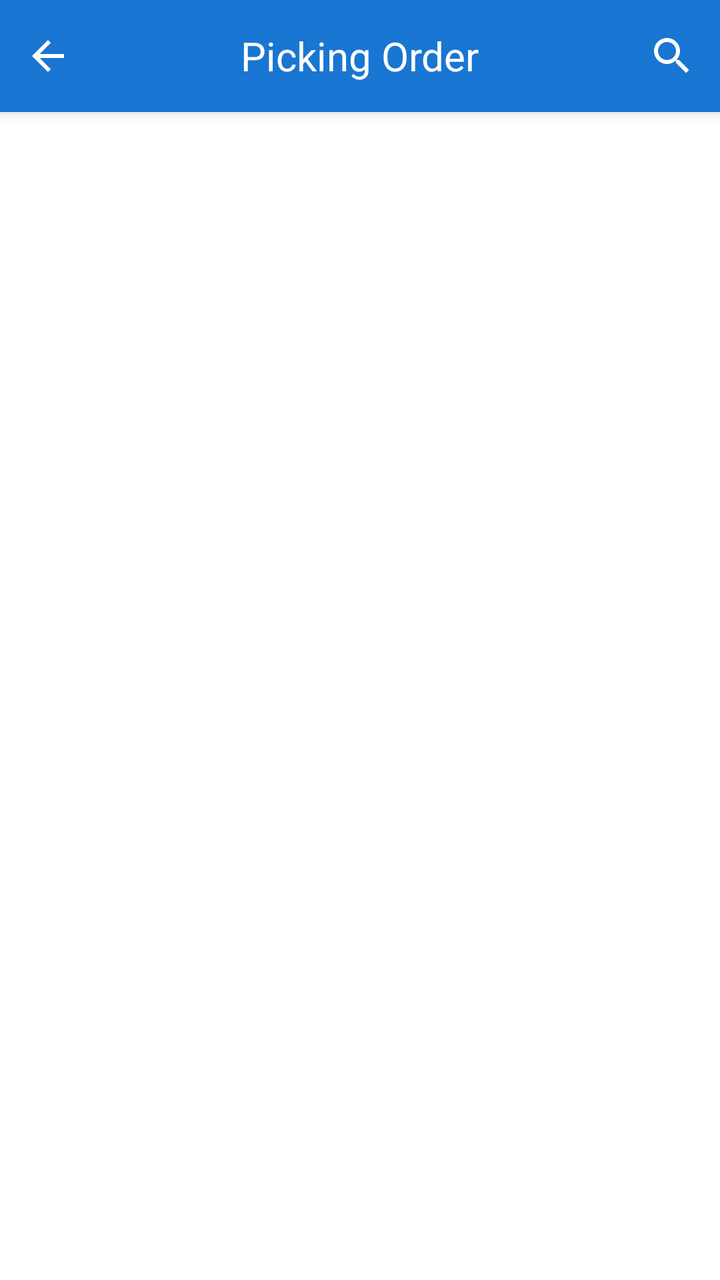
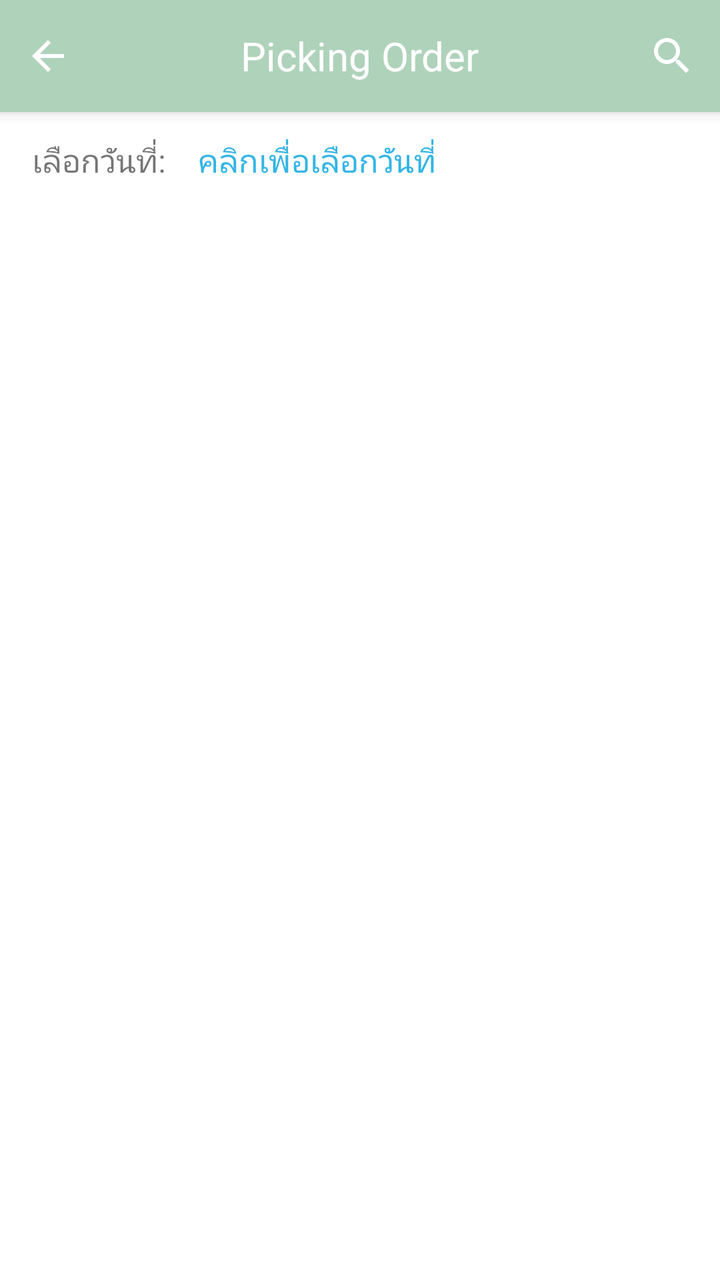

Compare the two renders of this Android layout. The source of the first and the diff that turns it into the second are given below.
<!-- AndroidManifest.xml: application theme AppTheme -->
<!-- res/layout/fragment_picking_order.xml -->
<?xml version="1.0" encoding="utf-8"?>
<androidx.constraintlayout.widget.ConstraintLayout xmlns:android="http://schemas.android.com/apk/res/android"
    xmlns:tools="http://schemas.android.com/tools"
    xmlns:app="http://schemas.android.com/apk/res-auto"
    android:layout_width="match_parent"
    android:layout_height="match_parent"
    tools:context=".fragment.PickingOrderFragment">

    <RelativeLayout
        android:id="@+id/titleBar"
        android:layout_width="match_parent"
        android:layout_height="?attr/actionBarSize"
        android:background="?attr/colorPrimary"
        android:elevation="4dp"
        app:layout_constraintTop_toTopOf="parent">

        <ImageButton
            android:id="@+id/btnBack"
            android:layout_width="48dp"
            android:layout_height="48dp"
            android:layout_centerVertical="true"
            android:background="?attr/selectableItemBackgroundBorderless"
            android:src="@drawable/ic_arrow_back"/>

        <TextView
            android:id="@+id/toolbar_title"
            android:layout_width="wrap_content"
            android:layout_height="wrap_content"
            android:layout_centerInParent="true"
            android:text="Picking Order"
            android:textColor="@android:color/white"
            android:textSize="20sp"/>

        <androidx.appcompat.widget.SearchView
            android:id="@+id/searchView"
            android:layout_width="wrap_content"
            android:layout_height="wrap_content"
            android:layout_alignParentEnd="true"
            android:layout_centerVertical="true"
            app:iconifiedByDefault="true"
            app:queryHint="Search order..."
            android:theme="@style/SearchViewStyle"/>

    </RelativeLayout>

    
    <com.google.android.material.tabs.TabLayout
        android:id="@+id/statusTabLayout"
        android:layout_width="match_parent"
        android:layout_height="wrap_content"
        android:background="@android:color/white"
        app:tabMode="scrollable"
        app:tabGravity="fill"
        app:tabTextColor="@android:color/darker_gray"
        app:tabSelectedTextColor="?attr/colorPrimary"
        app:tabIndicatorColor="?attr/colorPrimary"
        app:layout_constraintTop_toBottomOf="@id/titleBar"/>

    <ListView
        android:id="@+id/listView"
        android:layout_width="match_parent"
        android:layout_height="0dp"
        android:divider="@android:color/darker_gray"
        android:dividerHeight="1dp"
        android:padding="8dp"
        app:layout_constraintTop_toBottomOf="@id/statusTabLayout"
        app:layout_constraintBottom_toBottomOf="parent"/>

    <LinearLayout
        android:id="@+id/emptyView"
        android:layout_width="match_parent"
        android:layout_height="0dp"
        android:gravity="center"
        android:orientation="vertical"
        android:visibility="gone"
        app:layout_constraintTop_toBottomOf="@id/statusTabLayout"
        app:layout_constraintBottom_toBottomOf="parent">

        <ImageView
            android:layout_width="64dp"
            android:layout_height="64dp"
            android:src="@drawable/ic_empty_box"
            android:alpha="0.5"/>

        <TextView
            android:layout_width="wrap_content"
            android:layout_height="wrap_content"
            android:layout_marginTop="16dp"
            android:text="No items found"
            android:textSize="16sp"/>
    </LinearLayout>

    <ProgressBar
        android:id="@+id/progressBar"
        android:layout_width="wrap_content"
        android:layout_height="wrap_content"
        android:visibility="gone"
        app:layout_constraintTop_toTopOf="parent"
        app:layout_constraintBottom_toBottomOf="parent"
        app:layout_constraintStart_toStartOf="parent"
        app:layout_constraintEnd_toEndOf="parent"/>

</androidx.constraintlayout.widget.ConstraintLayout>
<!-- resources referenced by this layout -->
<resources>
  <!-- drawable ic_arrow_back (drawable) -->
  <?xml version="1.0" encoding="utf-8"?>
  <vector xmlns:android="http://schemas.android.com/apk/res/android"
      android:width="24dp"
      android:height="24dp"
      android:viewportWidth="24"
      android:viewportHeight="24">
      <path
          android:fillColor="#FFFFFF"
          android:pathData="M20,11H7.83l5.59,-5.59L12,4l-8,8 8,8 1.41,-1.41L7.83,13H20v-2z"/>
  </vector>
  <!-- drawable ic_empty_box: png bitmap (drawable, 5607 bytes) -->
  <style name="SearchViewStyle" parent="Widget.AppCompat.SearchView">
          
          <item name="android:background">@android:color/transparent</item>
          
          <item name="android:textColor">@android:color/white</item>
          
          <item name="android:textColorHint">@android:color/white</item>
          
          <item name="android:tint">@android:color/white</item>
      </style>
  <style name="AppTheme" parent="Theme.MaterialComponents.Light.DarkActionBar">
          <item name="colorPrimary">@color/colorPrimary</item>
          <item name="colorPrimaryDark">@color/colorPrimaryDark</item>
          <item name="colorAccent">@color/colorAccent</item>
      </style>
  <color name="colorPrimary">#1976D2</color>
  <color name="colorPrimaryDark">#1565C0</color>
  <color name="colorAccent">#FFC107</color>
</resources>

<!-- the commit's change to res/layout/fragment_picking_order.xml (unified diff, before → after) -->
@@ -10,7 +10,7 @@
         android:id="@+id/titleBar"
         android:layout_width="match_parent"
         android:layout_height="?attr/actionBarSize"
-        android:background="?attr/colorPrimary"
+        android:background="@color/pastel2"
         android:elevation="4dp"
         app:layout_constraintTop_toTopOf="parent">
 
@@ -43,6 +43,39 @@
 
     </RelativeLayout>
 
+    <LinearLayout
+        android:id="@+id/datePickerLayout"
+        android:layout_width="match_parent"
+        android:layout_height="wrap_content"
+        android:orientation="horizontal"
+        android:gravity="center_vertical"
+        android:paddingLeft="16dp"
+        android:paddingTop="5dp"
+        android:paddingRight="16dp"
+        android:paddingEnd="5dp"
+        app:layout_constraintTop_toBottomOf="@id/titleBar"
+        app:layout_constraintStart_toStartOf="parent"
+        app:layout_constraintEnd_toEndOf="parent">
+
+        <TextView
+            android:layout_width="wrap_content"
+            android:layout_height="wrap_content"
+            android:text="เลือกวันที่:"
+            android:textSize="16sp"
+            android:layout_marginEnd="8dp"/>
+
+        <TextView
+            android:id="@+id/datePickerTextView"
+            android:layout_width="wrap_content"
+            android:layout_height="wrap_content"
+            android:text="คลิกเพื่อเลือกวันที่"
+            android:textSize="16sp"
+            android:textColor="@android:color/holo_blue_light"
+            android:background="?attr/selectableItemBackground"
+            android:padding="8dp"/>
+
+    </LinearLayout>
+
     
     <com.google.android.material.tabs.TabLayout
         android:id="@+id/statusTabLayout"
@@ -54,7 +87,7 @@
         app:tabTextColor="@android:color/darker_gray"
         app:tabSelectedTextColor="?attr/colorPrimary"
         app:tabIndicatorColor="?attr/colorPrimary"
-        app:layout_constraintTop_toBottomOf="@id/titleBar"/>
+        app:layout_constraintTop_toBottomOf="@id/datePickerLayout"/>
 
     <ListView
         android:id="@+id/listView"
<!-- resource entries referenced after the edit -->
@@ -1,5 +1,6 @@
 <!-- resources referenced by this layout -->
 <resources>
+  <color name="pastel2">#AFD2BB</color>
   <!-- drawable ic_arrow_back (drawable) -->
   <?xml version="1.0" encoding="utf-8"?>
   <vector xmlns:android="http://schemas.android.com/apk/res/android"
